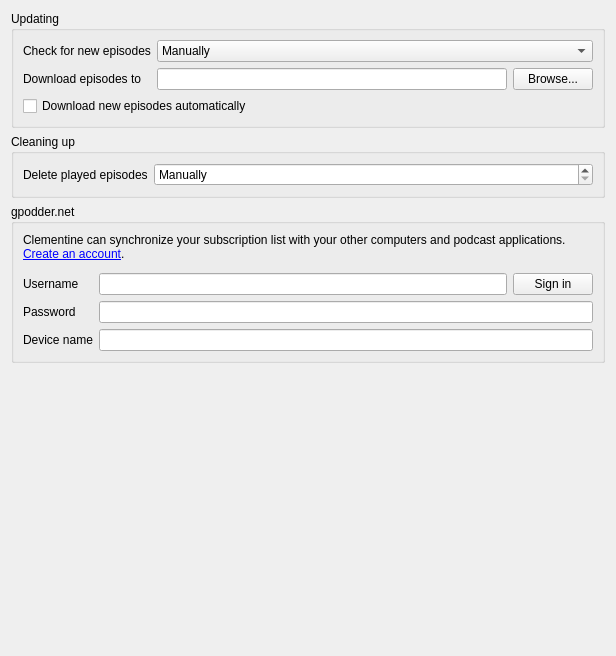
Old version of the form src/podcasts/podcastsettingspage.ui in the repository clementine-player/Clementine.
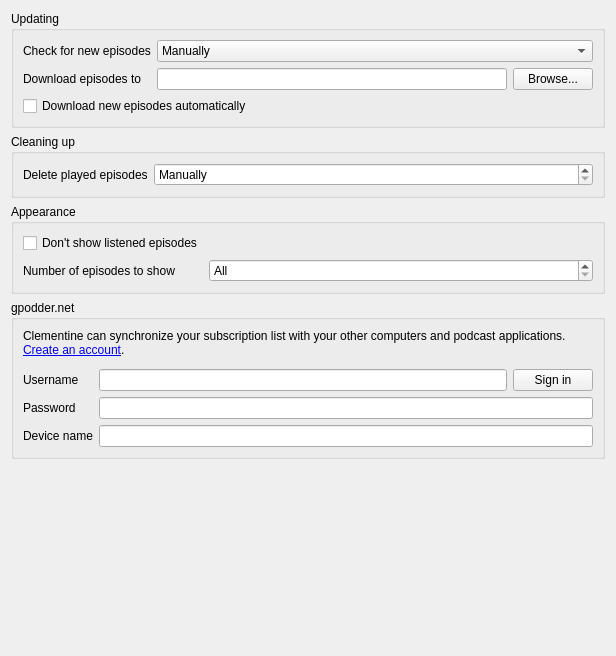
New version of the form. Icons and pictures are not drawn. Custom widgets are drawn as their Qt base class.

Commit message: Allow to hide listened podcast episodes and show only n number of episodes. Fixes #3696 Fixes #3475

```diff
--- a/src/podcasts/podcastsettingspage.ui
+++ b/src/podcasts/podcastsettingspage.ui
@@ -144,6 +144,39 @@
      </layout>
     </widget>
    </item>
+   <item>
+    <widget class="QGroupBox" name="groupBox_4">
+     <property name="title">
+      <string>Appearance</string>
+     </property>
+     <layout class="QFormLayout" name="formLayout_4">
+      <property name="fieldGrowthPolicy">
+       <enum>QFormLayout::AllNonFixedFieldsGrow</enum>
+      </property>
+      <item row="0" column="0">
+       <widget class="QCheckBox" name="hide_listened">
+        <property name="text">
+         <string>Don't show listened episodes</string>
+        </property>
+       </widget>
+      </item>
+      <item row="1" column="1">
+       <widget class="QSpinBox" name="show_episodes">
+        <property name="specialValueText">
+         <string>All</string>
+        </property>
+       </widget>
+      </item>
+      <item row="1" column="0">
+       <widget class="QLabel" name="label_8">
+        <property name="text">
+         <string>Number of episodes to show</string>
+        </property>
+       </widget>
+      </item>
+     </layout>
+    </widget>
+   </item>
    <item>
     <widget class="QGroupBox" name="groupBox_3">
      <property name="title">
```
The commit also changes 6 other files.
